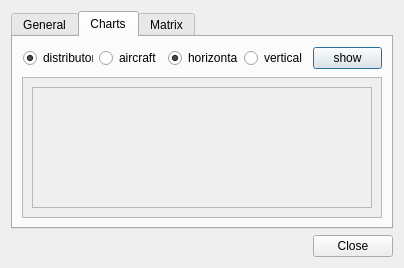
Qt form src/blackgui/views/aircraftmodelstatisticsdialog.ui (swift-project/pilotclient) before a commit.
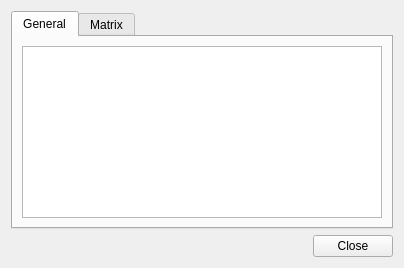
The same form after that commit. The open tabs and pages were chosen to show the change. Custom widgets are drawn as their Qt base class.

```diff
--- a/src/blackgui/views/aircraftmodelstatisticsdialog.ui
+++ b/src/blackgui/views/aircraftmodelstatisticsdialog.ui
@@ -42,132 +42,6 @@
        </item>
       </layout>
      </widget>
-     <widget class="QWidget" name="tb_Charts">
-      <attribute name="title">
-       <string>Charts</string>
-      </attribute>
-      <layout class="QVBoxLayout" name="vl_Charts" stretch="0,0">
-       <item>
-        <widget class="QFrame" name="fr_ChartType">
-         <property name="minimumSize">
-          <size>
-           <width>0</width>
-           <height>25</height>
-          </size>
-         </property>
-         <layout class="QHBoxLayout" name="hl_ChartType">
-          <property name="leftMargin">
-           <number>1</number>
-          </property>
-          <property name="topMargin">
-           <number>1</number>
-          </property>
-          <property name="rightMargin">
-           <number>1</number>
-          </property>
-          <property name="bottomMargin">
-           <number>1</number>
-          </property>
-          <item>
-           <widget class="QRadioButton" name="rb_Distributors">
-            <property name="text">
-             <string>distributors</string>
-            </property>
-            <property name="checked">
-             <bool>true</bool>
-            </property>
-            <attribute name="buttonGroup">
-             <string notr="true">bg_Chart</string>
-            </attribute>
-           </widget>
-          </item>
-          <item>
-           <widget class="QRadioButton" name="rb_AircraftIcao">
-            <property name="text">
-             <string>aircraft</string>
-            </property>
-            <attribute name="buttonGroup">
-             <string notr="true">bg_Chart</string>
-            </attribute>
-           </widget>
-          </item>
-          <item>
-           <spacer name="hs_ChartType">
-            <property name="orientation">
-             <enum>Qt::Horizontal</enum>
-            </property>
-            <property name="sizeHint" stdset="0">
-             <size>
-              <width>40</width>
-              <height>20</height>
-             </size>
-            </property>
-           </spacer>
-          </item>
-          <item>
-           <widget class="QRadioButton" name="rb_Horizontal">
-            <property name="text">
-             <string>horizontal</string>
-            </property>
-            <property name="checked">
-             <bool>true</bool>
-            </property>
-            <attribute name="buttonGroup">
-             <string notr="true">bg_Layout</string>
-            </attribute>
-           </widget>
-          </item>
-          <item>
-           <widget class="QRadioButton" name="rb_Vertical">
-            <property name="text">
-             <string>vertical</string>
-            </property>
-            <attribute name="buttonGroup">
-             <string notr="true">bg_Layout</string>
-            </attribute>
-           </widget>
-          </item>
-          <item alignment="Qt::AlignRight">
-           <widget class="QPushButton" name="pb_ShowChart">
-            <property name="text">
-             <string>show</string>
-            </property>
-           </widget>
-          </item>
-         </layout>
-        </widget>
-       </item>
-       <item>
-        <widget class="QScrollArea" name="sa_Chart">
-         <property name="widgetResizable">
-          <bool>true</bool>
-         </property>
-         <widget class="QWidget" name="sa_ChartContent">
-          <property name="geometry">
-           <rect>
-            <x>0</x>
-            <y>0</y>
-            <width>370</width>
-            <height>161</height>
-           </rect>
-          </property>
-          <layout class="QVBoxLayout" name="verticalLayout_2">
-           <item>
-            <widget class="BlackGui::Graphs::CBarChart" name="qwt_Chart">
-             <property name="frameShape">
-              <enum>QFrame::StyledPanel</enum>
-             </property>
-             <property name="frameShadow">
-              <enum>QFrame::Raised</enum>
-             </property>
-            </widget>
-           </item>
-          </layout>
-         </widget>
-        </widget>
-       </item>
-      </layout>
-     </widget>
      <widget class="QWidget" name="tb_Matrix">
       <attribute name="title">
        <string>Matrix</string>
@@ -204,12 +78,6 @@
   </layout>
  </widget>
  <customwidgets>
-  <customwidget>
-   <class>BlackGui::Graphs::CBarChart</class>
-   <extends>QFrame</extends>
-   <header>blackgui/graphs/barchart.h</header>
-   <container>1</container>
-  </customwidget>
  </customwidgets>
  <resources/>
  <connections>
```
